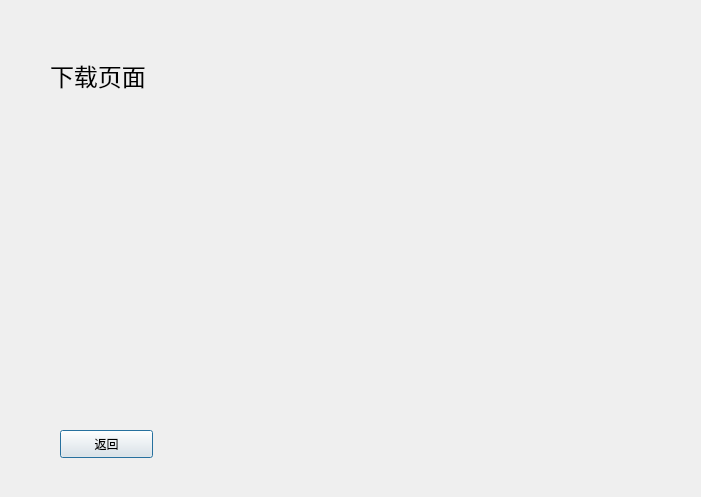
JaySaligia/ftp-server, file dialogdownload.ui: the form before one commit.
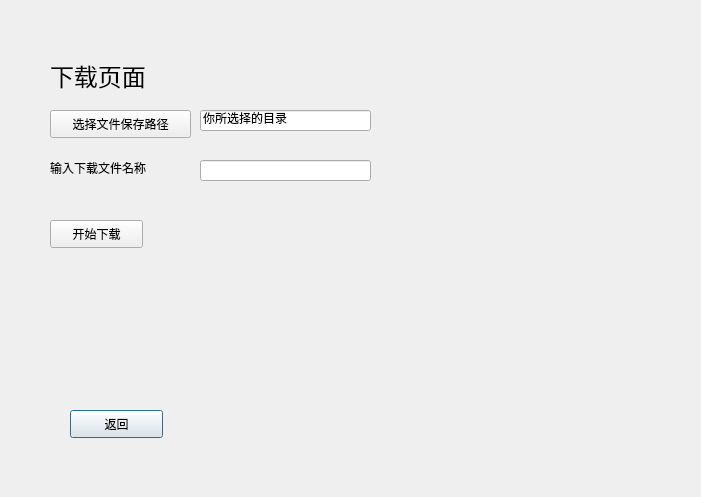
The form after the commit.

Commit message: 进展：上传，下载完成；bug：无法连续上传下载文件

```diff
--- a/dialogdownload.ui
+++ b/dialogdownload.ui
@@ -16,8 +16,8 @@
   <widget class="QPushButton" name="pushButton">
    <property name="geometry">
     <rect>
-     <x>60</x>
-     <y>430</y>
+     <x>70</x>
+     <y>410</y>
      <width>93</width>
      <height>28</height>
     </rect>
@@ -45,6 +45,68 @@
     <string>下载页面</string>
    </property>
   </widget>
+  <widget class="QPushButton" name="stfileButton">
+   <property name="geometry">
+    <rect>
+     <x>50</x>
+     <y>110</y>
+     <width>141</width>
+     <height>28</height>
+    </rect>
+   </property>
+   <property name="text">
+    <string>选择文件保存路径</string>
+   </property>
+  </widget>
+  <widget class="QLineEdit" name="stfileLine">
+   <property name="geometry">
+    <rect>
+     <x>200</x>
+     <y>110</y>
+     <width>171</width>
+     <height>21</height>
+    </rect>
+   </property>
+   <property name="text">
+    <string>你所选择的目录</string>
+   </property>
+  </widget>
+  <widget class="QLabel" name="label_2">
+   <property name="geometry">
+    <rect>
+     <x>50</x>
+     <y>160</y>
+     <width>141</width>
+     <height>16</height>
+    </rect>
+   </property>
+   <property name="text">
+    <string>输入下载文件名称</string>
+   </property>
+  </widget>
+  <widget class="QLineEdit" name="downloadfileLine">
+   <property name="geometry">
+    <rect>
+     <x>200</x>
+     <y>160</y>
+     <width>171</width>
+     <height>21</height>
+    </rect>
+   </property>
+  </widget>
+  <widget class="QPushButton" name="downloadstartButton">
+   <property name="geometry">
+    <rect>
+     <x>50</x>
+     <y>220</y>
+     <width>93</width>
+     <height>28</height>
+    </rect>
+   </property>
+   <property name="text">
+    <string>开始下载</string>
+   </property>
+  </widget>
  </widget>
  <resources/>
  <connections/>
```
The commit also changes 6 other files.
